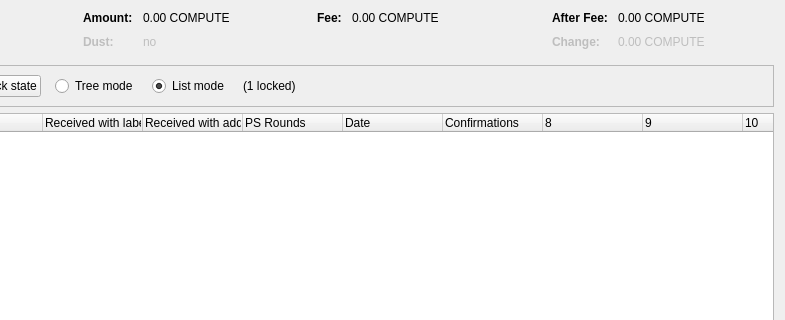
This is src/qt/forms/coincontroldialog.ui in minblock/compute as Qt 5 draws it before an edit; both pictures show x 169 to 954 and y 0 to 320 of the 954 by 500 pixel window. The edited form follows.
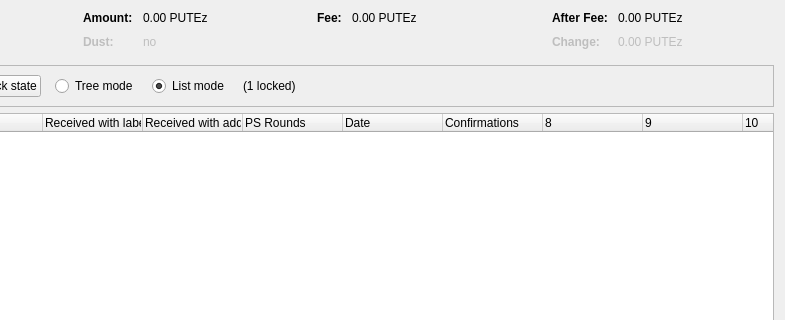
This is the edited form. Custom widgets are drawn as their Qt base class.

Diff of the .ui file:
```diff
--- a/src/qt/forms/coincontroldialog.ui
+++ b/src/qt/forms/coincontroldialog.ui
@@ -132,7 +132,7 @@
           <enum>Qt::ActionsContextMenu</enum>
          </property>
          <property name="text">
-          <string notr="true">0.00 COMPUTE</string>
+          <string notr="true">0.00 PUTEz</string>
          </property>
          <property name="textInteractionFlags">
           <set>Qt::LinksAccessibleByMouse|Qt::TextSelectableByKeyboard|Qt::TextSelectableByMouse</set>
@@ -212,7 +212,7 @@
           <enum>Qt::ActionsContextMenu</enum>
          </property>
          <property name="text">
-          <string notr="true">0.00 COMPUTE</string>
+          <string notr="true">0.00 PUTEz</string>
          </property>
          <property name="textInteractionFlags">
           <set>Qt::LinksAccessibleByMouse|Qt::TextSelectableByKeyboard|Qt::TextSelectableByMouse</set>
@@ -257,7 +257,7 @@
           <enum>Qt::ActionsContextMenu</enum>
          </property>
          <property name="text">
-          <string notr="true">0.00 COMPUTE</string>
+          <string notr="true">0.00 PUTEz</string>
          </property>
          <property name="textInteractionFlags">
           <set>Qt::LinksAccessibleByMouse|Qt::TextSelectableByKeyboard|Qt::TextSelectableByMouse</set>
@@ -292,7 +292,7 @@
           <enum>Qt::ActionsContextMenu</enum>
          </property>
          <property name="text">
-          <string notr="true">0.00 COMPUTE</string>
+          <string notr="true">0.00 PUTEz</string>
          </property>
          <property name="textInteractionFlags">
           <set>Qt::LinksAccessibleByMouse|Qt::TextSelectableByKeyboard|Qt::TextSelectableByMouse</set>
```
